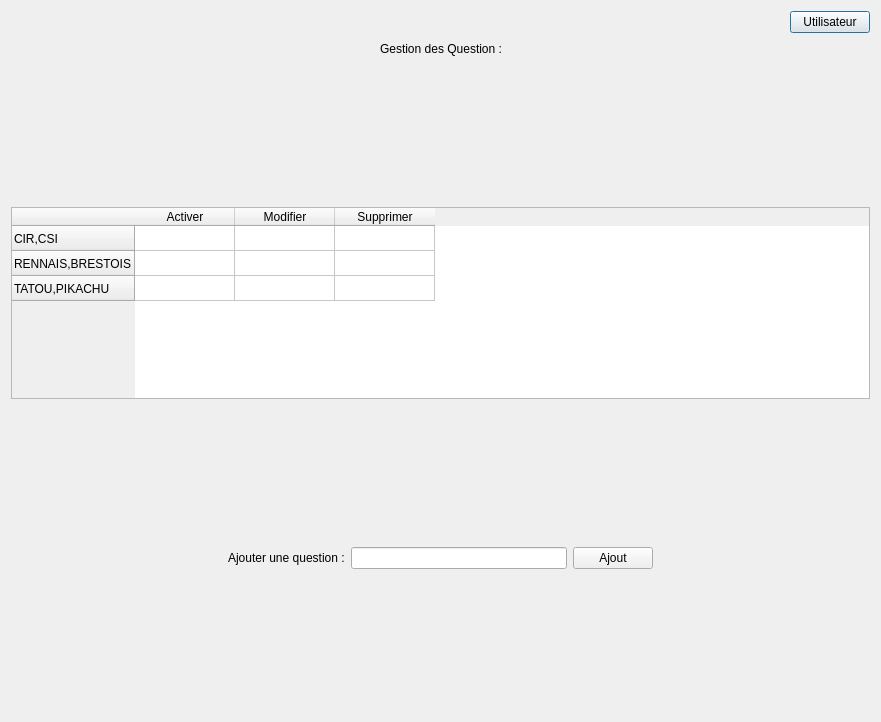
The window that BackOffice/UI/question.ui (PapyRedstone/ProjetFinalCIR2) describes before a commit, drawn with Qt 5.
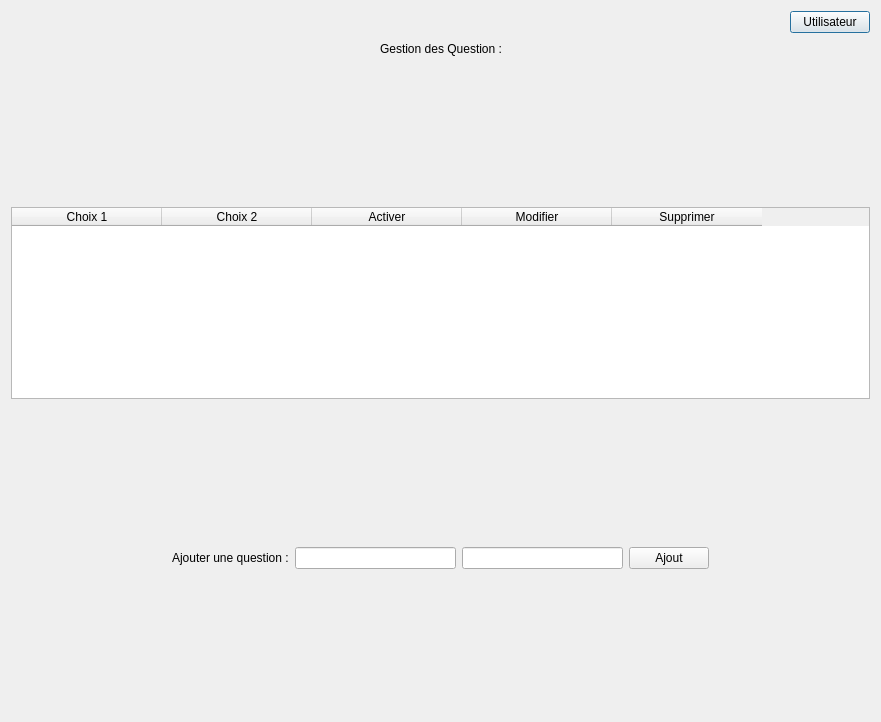
The same window after the commit. Icons and pictures are not drawn.

```diff
--- a/BackOffice/UI/question.ui
+++ b/BackOffice/UI/question.ui
@@ -124,27 +124,25 @@
        <property name="showGrid">
         <bool>true</bool>
        </property>
+       <attribute name="horizontalHeaderDefaultSectionSize">
+        <number>150</number>
+       </attribute>
        <attribute name="verticalHeaderDefaultSectionSize">
         <number>25</number>
        </attribute>
        <attribute name="verticalHeaderMinimumSectionSize">
         <number>25</number>
        </attribute>
-       <row>
+       <column>
         <property name="text">
-         <string>CIR,CSI</string>
+         <string>Choix 1</string>
         </property>
-       </row>
-       <row>
+       </column>
+       <column>
         <property name="text">
-         <string>RENNAIS,BRESTOIS</string>
+         <string>Choix 2</string>
         </property>
-       </row>
-       <row>
-        <property name="text">
-         <string>TATOU,PIKACHU</string>
-        </property>
-       </row>
+       </column>
        <column>
         <property name="text">
          <string>Activer</string>
@@ -203,7 +201,10 @@
       <widget class="QLineEdit" name="AjoutQuestion"/>
      </item>
      <item>
-      <widget class="QPushButton" name="pushButton">
+      <widget class="QLineEdit" name="choix2"/>
+     </item>
+     <item>
+      <widget class="QPushButton" name="ajouterQuestion">
        <property name="text">
         <string>Ajout</string>
        </property>
```
Left out of the diff: 4 changed lines with no effect on the pictures.
